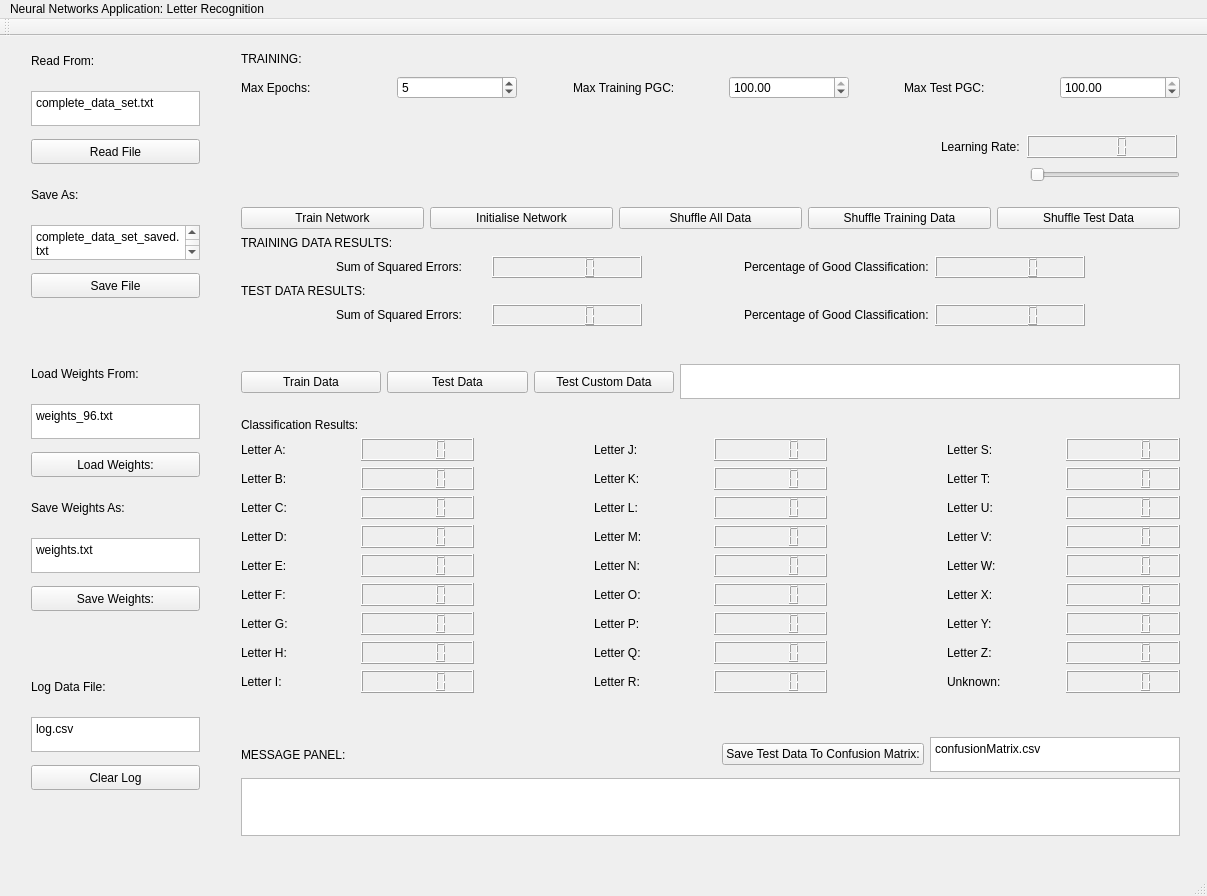
Above: mainwindow.ui from dceuinton/firstgo_neural_net before the change. Below: the same form after it.
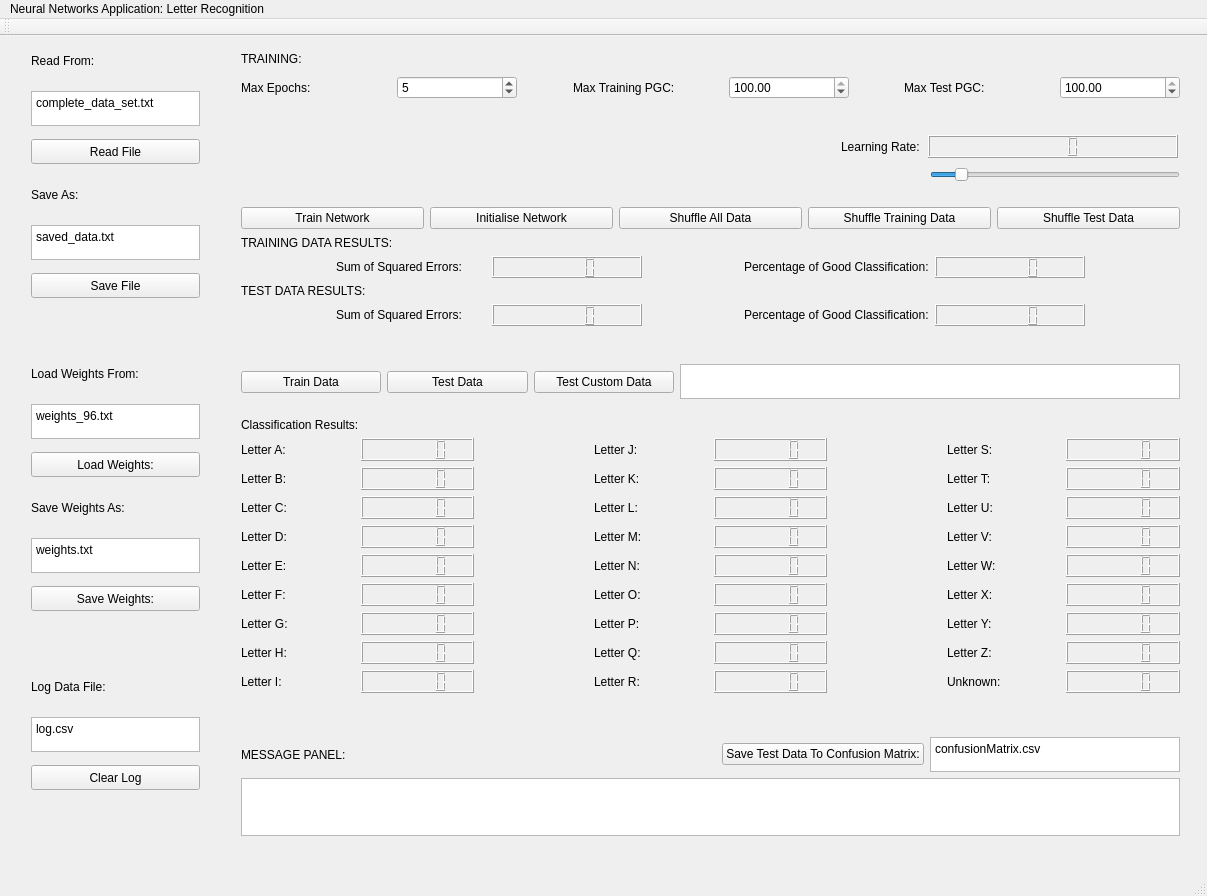
That is the form after the change.

Diff of the .ui file:
```diff
--- a/mainwindow.ui
+++ b/mainwindow.ui
@@ -133,7 +133,7 @@
         </size>
        </property>
        <property name="plainText">
-        <string>complete_data_set_saved.txt</string>
+        <string>saved_data.txt</string>
        </property>
       </widget>
      </item>
@@ -1854,7 +1854,7 @@
          </property>
          <property name="sizeHint" stdset="0">
           <size>
-           <width>699</width>
+           <width>598</width>
            <height>20</height>
           </size>
          </property>
@@ -1883,7 +1883,7 @@
          </property>
          <property name="maximumSize">
           <size>
-           <width>150</width>
+           <width>250</width>
            <height>45</height>
           </size>
          </property>
@@ -1910,10 +1910,16 @@
         <widget class="QSlider" name="hsLearningRate">
          <property name="maximumSize">
           <size>
-           <width>150</width>
+           <width>250</width>
            <height>25</height>
           </size>
          </property>
+         <property name="maximum">
+          <number>999</number>
+         </property>
+         <property name="value">
+          <number>100</number>
+         </property>
          <property name="orientation">
           <enum>Qt::Horizontal</enum>
          </property>
```
